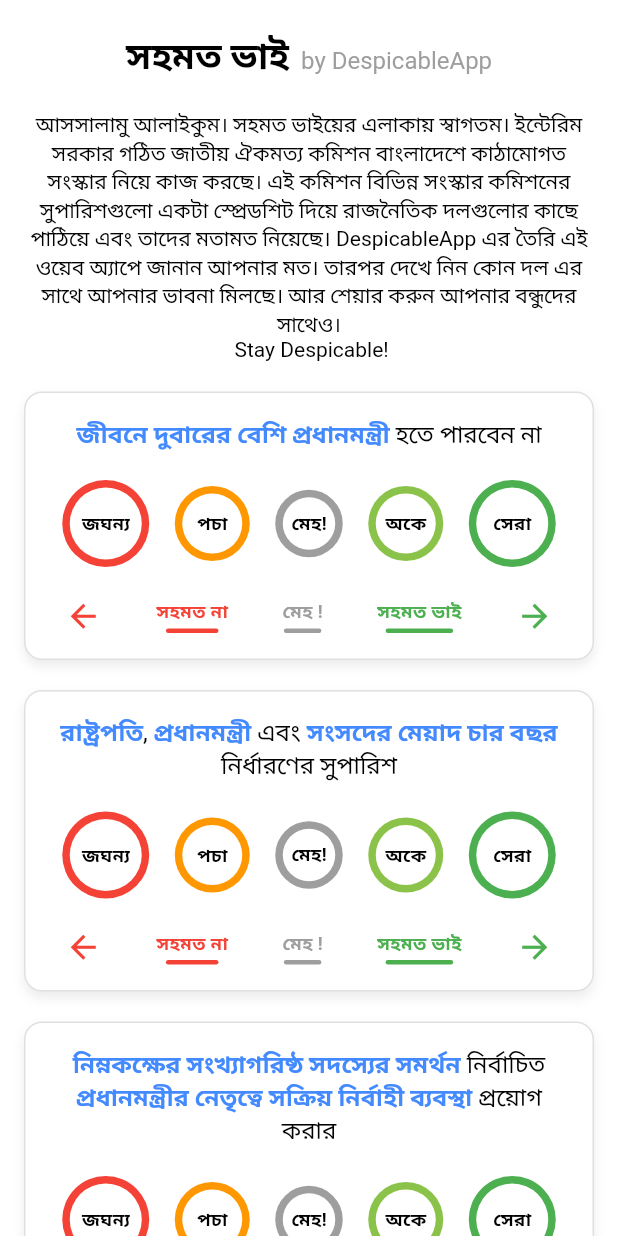
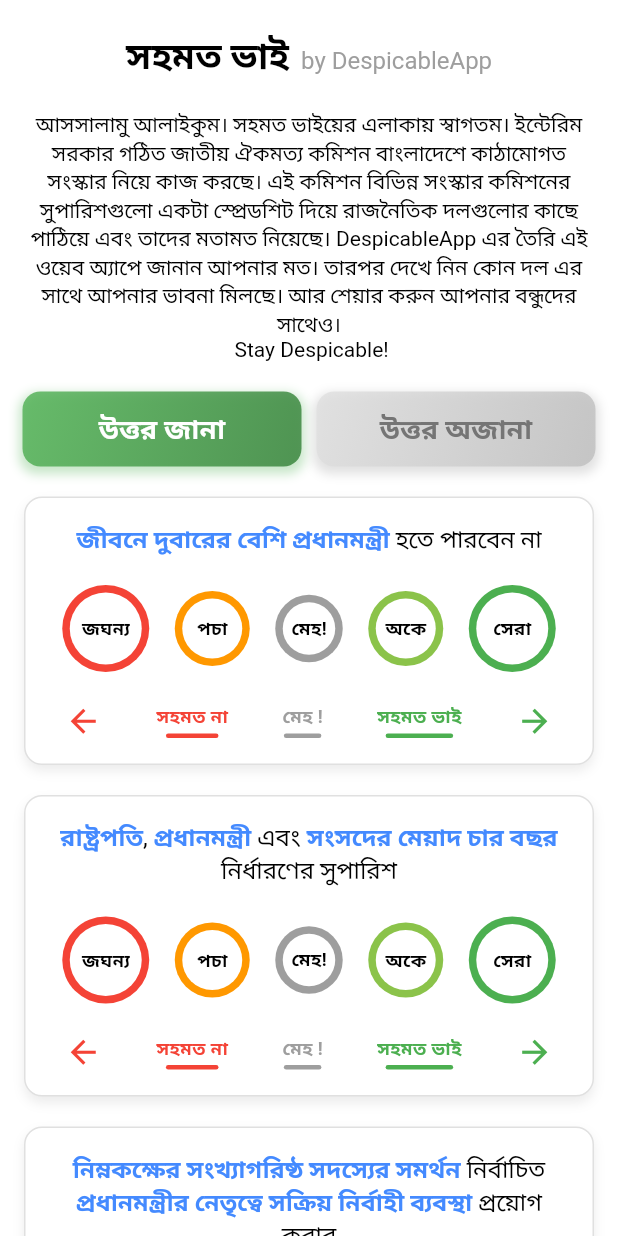
Before and after one commit to mzahin01/agreeculture, a Flutter app: the screen it shows after launch, on a phone screen of 412 x 824 dp. Run offline on Flutter 3.47's test engine with Material 3 defaults, Android fonts, the light colour scheme and no system bars; our stand-ins replace cached_network_image, fl_chart, flutter_screenutil, flutter_svg, get, lottie and 1 more; missing offline and left inert: dart:html.

Commit message:
added options

```diff
--- a/lib/app/modules/home/data/ques_strings.dart
+++ b/lib/app/modules/home/data/ques_strings.dart
@@ -1,19 +1,4 @@
-List<String> tt = [
-  "*জাতীয় নির্বাচনের* আগে *স্থানীয় সরকার নির্বাচনের* আয়োজন করা।",
-  "*সংসদীয় নির্বাচনে* প্রতিদ্বন্দ্বিতা করার ন্যূনতম বয়স কমিয়ে *২১ বছর* করা।",
-  "*সংবিধানের মূলনীতি* ও *রাষ্ট্র পরিচালনার মূলনীতি* হিসেবে *ধর্মনিরপেক্ষতা*, *সমাজতন্ত্র* ও *জাতীয়তাবাদ* এবং এ সংক্রান্ত সংবিধানের *৮, ৯, ১০ ও ১২ অনুচ্ছেদগুলি* বাদ দেওয়া।",
-  "*রাষ্ট্রপতির মেয়াদ* হবে *৪ বছর*। রাষ্ট্রপতি সর্বোচ্চ *দুই বারের বেশি* অধিষ্ঠিত থাকতে পারবেন না।",
-  "*সংবিধানের মূলনীতি* হিসেবে ‘*সাম্য, মানবিক মর্যাদা, সামাজিক সুবিচার, বহুদলবাদ এবং গণতন্ত্র*’ অন্তর্ভুক্ত করা।",
-  "*সংবিধানের যেকোনো সংশোধনী* *উচ্চ কক্ষের দুই-তৃতীয়াংশ সংখ্যানুপাতে* এবং *গণভোটের মাধ্যমে* অনুমোদন করা।",
-  "*সরাসরি ভোটে নির্বাচিত* *৪০০ প্রতিনিধির* সমন্বয়ে *নিম্নকক্ষ* গঠন করা।",
-  "*দুইবার নির্বাচিত প্রধানমন্ত্রীকে* *রাষ্ট্রপতি পদে নির্বাচনের অযোগ্য* করা।",
-  "*প্রধানমন্ত্রী থাকা অবস্থায়* তিনি কোনো *রাজনৈতিক দলের প্রধান* এবং *সংসদ নেতা* হিসেবে অধিষ্ঠিত থাকতে পারবেন না।",
-  "*একজন ব্যক্তি প্রধানমন্ত্রী* হিসেবে সর্বোচ্চ *দুইবার দায়িত্ব পালন* করতে পারবেন। তিনি *একাধিক মেয়াদে* অথবা *অন্য যে কোনো উপায়ে দুইবারের বেশি* প্রধানমন্ত্রী পদে আসীন হতে পারবেন না।",
-  "*প্রস্তাবিত ৪০০ আসনের* মধ্যে *৩০০টি আসন* সাধারণ প্রতিদ্বন্দ্বিতার জন্য উন্মুক্ত থাকবে এবং *১০০টি আসনে কেবলমাত্র নারী প্রার্থীরা* প্রতিদ্বন্দ্বিতা করবেন।",
-  "*দুর্নীতি বিরোধী জাতীয় কৌশলপত্র* প্রণয়ন এবং *দুর্নীতি দমনে ন্যায়পাল (Ombudsman)* পদের ব্যবস্থা করা।",
-  "*দেশের পুরাতন চারটি বিভাগের সীমানাকে* *চারটি প্রদেশে* বিভক্ত করে *প্রাদেশিক শাসনব্যবস্থা* চালু করা।",
-];
-List<String> reformProposals = [
+List<String> allAnswerKnownForComp = [
   "*জীবনে দুবারের বেশি* *প্রধানমন্ত্রী* হতে পারবেন না",
   "*রাষ্ট্রপতি*, *প্রধানমন্ত্রী* এবং *সংসদের মেয়াদ* *চার বছর* নির্ধারণের সুপারিশ",
   "*নিম্নকক্ষের সংখ্যাগরিষ্ঠ সদস্যের সমর্থন* নির্বাচিত *প্রধানমন্ত্রীর নেতৃত্বে সক্রিয় নির্বাহী ব্যবস্থা* প্রয়োগ করার",
@@ -26,92 +11,91 @@ List<String> reformProposals = [
   "*জরুরি অবস্থার সময় নাগরিকদের অধিকার* রদ বা স্থগিত করা যাবে না",
   "*উচ্চকক্ষের ১০০ সদস্য* নির্বাচিত হবেন *রাজনৈতিক দলগুলোর সঙ্গে দেশের প্রাপ্ত ভোটের অনুপাতে*",
 ];
-
-List<String> uniqueIdeas = [
+List<String> allKnownQueses = [
   // A. Local government elections schedule
-  "জাতীয় নির্বাচনের আগে স্থানীয় সরকার নির্বাচনের আয়োজন করা।",
+  "*জাতীয় নির্বাচনের আগে* *স্থানীয় সরকার নির্বাচনের আয়োজন* করা।",
 
   // B. Minimum election age
-  "নির্বাচনে প্রতিদ্বন্দ্বিতা করার ন্যূনতম বয়স ২১ বছর করা।",
+  "*নির্বাচনে প্রতিদ্বন্দ্বিতা করার ন্যূনতম বয়স* *২১ বছর* করা।",
 
   // C1. Remove existing constitutional principles
-  "বিদ্যমান সংবিধানের মূলনীতি (যেমন ধর্মনিরপেক্ষতা, সমাজতন্ত্র, জাতীয়তাবাদ এবং সংশ্লিষ্ট সংবিধানের ধারা) বাতিল করা।",
+  "*বিদ্যমান সংবিধানের মূলনীতি* (যেমন *ধর্মনিরপেক্ষতা*, *সমাজতন্ত্র*, *জাতীয়তাবাদ* এবং সংশ্লিষ্ট সংবিধানের ধারা) *বাতিল* করা।",
 
   // C2. Introduce new constitutional principles
-  "নতুন মূলনীতি অন্তর্ভুক্ত করা যেমন সাম্য, মানবিক মর্যাদা, সামাজিক সুবিচার, বহুদলীয় ব্যবস্থা এবং গণতন্ত্র।",
+  "*নতুন মূলনীতি অন্তর্ভুক্ত* করা যেমন *সাম্য*, *মানবিক মর্যাদা*, *সামাজিক সুবিচার*, *বহুদলীয় ব্যবস্থা* এবং *গণতন্ত্র*।",
 
   // D. President term limits
-  "রাষ্ট্রপতির মেয়াদ ৪ বছর নির্ধারণ এবং সর্বোচ্চ দুইবার দায়িত্ব পালনের সীমা নির্ধারণ।",
+  "*রাষ্ট্রপতির মেয়াদ* *৪ বছর* নির্ধারণ এবং *সর্বোচ্চ দুইবার দায়িত্ব পালনের সীমা* নির্ধারণ।",
 
   // E. Prime Minister term limits
-  "প্রধানমন্ত্রীর মেয়াদ সর্বোচ্চ দুইবারের জন্য সীমাবদ্ধ করা।",
+  "*প্রধানমন্ত্রীর মেয়াদ* *সর্বোচ্চ দুইবারের জন্য সীমাবদ্ধ* করা।",
 
   // F. Ineligibility of two-term prime minister for presidency
-  "দুইবার প্রধানমন্ত্রী হিসেবে দায়িত্ব পালনকারী ব্যক্তিকে রাষ্ট্রপতি পদে প্রার্থী হওয়ার অযোগ্য ঘোষণা করা।",
+  "*দুইবার প্রধানমন্ত্রী হিসেবে দায়িত্ব পালনকারী ব্যক্তিকে* *রাষ্ট্রপতি পদে প্রার্থী হওয়ার অযোগ্য* ঘোষণা করা।",
 
   // G. Separation of PM roles
-  "প্রধানমন্ত্রীকে রাজনৈতিক দলের প্রধান বা সংসদ নেতা হিসেবে একসঙ্গে দায়িত্ব পালন থেকে বিরত রাখা।",
+  "*প্রধানমন্ত্রীকে রাজনৈতিক দলের প্রধান বা সংসদ নেতা হিসেবে একসঙ্গে দায়িত্ব পালন থেকে বিরত* রাখা।",
 
   // H. Constitutional amendment process
-  "সংবিধান সংশোধনের জন্য উচ্চকক্ষের দুই-তৃতীয়াংশ সংখ্যাগরিষ্ঠতা এবং গণভোটের প্রয়োজন।",
+  "*সংবিধান সংশোধনের জন্য* *উচ্চকক্ষের দুই-তৃতীয়াংশ সংখ্যাগরিষ্ঠতা* এবং *গণভোটের প্রয়োজন*।",
 
   // I. Formation of the lower house
-  "৪০০ জন সরাসরি নির্বাচিত প্রতিনিধির সমন্বয়ে নিম্নকক্ষ গঠন।",
+  "*৪০০ জন সরাসরি নির্বাচিত প্রতিনিধির সমন্বয়ে* *নিম্নকক্ষ গঠন*।",
 
   // J. Active executive system
-  "নিম্নকক্ষের সংখ্যাগরিষ্ঠ সদস্যের সমর্থনে নির্বাচিত প্রধানমন্ত্রীর নেতৃত্বে সক্রিয় নির্বাহী ব্যবস্থা প্রয়োগ।",
+  "*নিম্নকক্ষের সংখ্যাগরিষ্ঠ সদস্যের সমর্থনে নির্বাচিত প্রধানমন্ত্রীর নেতৃত্বে* *সক্রিয় নির্বাহী ব্যবস্থা প্রয়োগ*।",
 
   // K. Reserved seats for women in parliament
-  "৪০০ আসনের মধ্যে ১০০টি আসন শুধুমাত্র নারী প্রার্থীদের জন্য সংরক্ষিত রাখা।",
+  "*৪০০ আসনের মধ্যে ১০০টি আসন* *শুধুমাত্র নারী প্রার্থীদের জন্য সংরক্ষিত* রাখা।",
 
   // L. Anti-corruption measures
-  "দুর্নীতি দমনের জন্য জাতীয় কৌশলপত্র প্রণয়ন এবং ন্যায়পাল পদের ব্যবস্থা করা।",
+  "*দুর্নীতি দমনের জন্য জাতীয় কৌশলপত্র প্রণয়ন* এবং *ন্যায়পাল পদের ব্যবস্থা* করা।",
 
   // M. Provincial administration
-  "বর্তমান প্রশাসনিক বিভাগগুলোকে চারটি প্রদেশে বিভক্ত করে প্রাদেশিক শাসনব্যবস্থা চালু করা।",
+  "*বর্তমান প্রশাসনিক বিভাগগুলোকে চারটি প্রদেশে বিভক্ত করে* *প্রাদেশিক শাসনব্যবস্থা চালু* করা।",
 
   // N. National Constitutional Commission
-  "জনপ্রিয় পছন্দের ভিত্তিতে নিয়োগের জন্য জাতীয় সাংবিধানিক কমিশন প্রতিষ্ঠা।",
+  "*জনপ্রিয় পছন্দের ভিত্তিতে নিয়োগের জন্য* *জাতীয় সাংবিধানিক কমিশন প্রতিষ্ঠা*।",
 
   // O. Presidential election method
-  "রাষ্ট্রপতিকে সরাসরি ইলেক্টোরাল কলেজের মাধ্যমে নির্বাচিত করা।",
+  "*রাষ্ট্রপতিকে সরাসরি* *ইলেক্টোরাল কলেজের মাধ্যমে নির্বাচিত* করা।",
 
   // P. Protection of civil rights in emergencies
-  "জরুরি অবস্থার সময় নাগরিকদের অধিকার রদ বা স্থগিত করা যাবে না।",
+  "*জরুরি অবস্থার সময় নাগরিকদের অধিকার রদ বা স্থগিত করা যাবে না*।",
 
   // Q. Proportional election of upper house members
-  "উচ্চকক্ষের ১০০ সদস্যকে রাজনৈতিক দলগুলোর প্রাপ্ত ভোটের অনুপাতে নির্বাচিত করা।",
+  "*উচ্চকক্ষের ১০০ সদস্যকে* *রাজনৈতিক দলগুলোর প্রাপ্ত ভোটের অনুপাতে নির্বাচিত* করা।",
 
   // R. Government restructuring – ministries and clusters
-  "মন্ত্রণালয়ের সংখ্যা ৪৩ থেকে কমিয়ে ২৫ করা এবং প্রশাসনিক বিভাগগুলোকে পাঁচটি ক্লাস্টারে বিভক্ত করা।",
+  "*মন্ত্রণালয়ের সংখ্যা ৪৩ থেকে কমিয়ে ২৫ করা* এবং *প্রশাসনিক বিভাগগুলোকে পাঁচটি ক্লাস্টারে বিভক্ত* করা।",
 
   // S. New administrative divisions
-  "কুমিল্লা এবং ফরিদপুর নামে দুটি নতুন প্রশাসনিক বিভাগ প্রতিষ্ঠা।",
+  "*কুমিল্লা এবং ফরিদপুর নামে দুটি নতুন প্রশাসনিক বিভাগ* *প্রতিষ্ঠা*।",
 
   // T. Capital megacity government
-  "ঢাকা, টঙ্গী, কেরানীগঞ্জ, সাভার এবং নারায়ণগঞ্জ নিয়ে একটি মেগাসিটি সরকার গঠন।",
+  "*ঢাকা, টঙ্গী, কেরানীগঞ্জ, সাভার এবং নারায়ণগঞ্জ নিয়ে* *একটি মেগাসিটি সরকার গঠন*।",
 
   // U. Renaming district and sub-district roles
-  "জেলা ও উপজেলা নির্বাহী পদগুলোর নাম পরিবর্তন করে যথাক্রমে জেলা ম্যাজিস্ট্রেট, জেলা কমিশনার এবং উপজেলা কমিশনার রাখা।",
+  "*জেলা ও উপজেলা নির্বাহী পদগুলোর নাম পরিবর্তন করে* *জেলা ম্যাজিস্ট্রেট*, *জেলা কমিশনার* এবং *উপজেলা কমিশনার* রাখা।",
 
   // V. Separation of education and health cadres
-  "শিক্ষা ও স্বাস্থ্য ক্যাডারকে সাধারণ প্রশাসনিক ক্যাডার থেকে পৃথক করে স্বাধীন সেবা হিসেবে প্রতিষ্ঠা।",
+  "*শিক্ষা ও স্বাস্থ্য ক্যাডারকে সাধারণ প্রশাসনিক ক্যাডার থেকে পৃথক করে* *স্বাধীন সেবা হিসেবে প্রতিষ্ঠা*।",
 
   // W. Re-establishment of sub-district courts
-  "উপজেলা পর্যায়ে দেওয়ানি ও ফৌজদারি ম্যাজিস্ট্রেট আদালত পুনঃপ্রতিষ্ঠা।",
+  "*উপজেলা পর্যায়ে দেওয়ানি ও ফৌজদারি ম্যাজিস্ট্রেট আদালত পুনঃপ্রতিষ্ঠা*।",
 
   // X. Competitive recruitment for secretary positions
-  "সচিব পদে নিয়োগের জন্য প্রতিযোগিতামূলক পরীক্ষা চালু এবং মন্ত্রিসভা কমিটির সুপারিশের ভিত্তিতে নিয়োগ।",
+  "*সচিব পদে নিয়োগের জন্য প্রতিযোগিতামূলক পরীক্ষা চালু* এবং *মন্ত্রিসভা কমিটির সুপারিশের ভিত্তিতে নিয়োগ*।",
 
   // Y. Military recruitment into civil service
-  "সক্রিয় সামরিক কর্মকর্তাদের বেসামরিক প্রশাসনে নিয়োগ নিরুৎসাহিত করা এবং অবসরপ্রাপ্ত সামরিক কর্মকর্তাদের নিয়োগের প্রস্তাব।",
+  "*সক্রিয় সামরিক কর্মকর্তাদের বেসামরিক প্রশাসনে নিয়োগ নিরুৎসাহিত* করা এবং *অবসরপ্রাপ্ত সামরিক কর্মকর্তাদের নিয়োগের প্রস্তাব*।",
 
   // Z. Ban on political activities by government officials
-  "সরকারি কর্মকর্তাদের রাজনৈতিক কার্যক্রমে অংশগ্রহণ নিষিদ্ধ করা।",
+  "*সরকারি কর্মকর্তাদের রাজনৈতিক কার্যক্রমে অংশগ্রহণ নিষিদ্ধ* করা।",
 
   // AA. Lowering public servant retirement service period
-  "সরকারি চাকরিজীবীদের স্বেচ্ছা অবসর গ্রহণের সময়সীমা ২৫ বছর থেকে কমিয়ে ১৫ বছর করা।",
+  "*সরকারি চাকরিজীবীদের স্বেচ্ছা অবসর গ্রহণের সময়সীমা* *২৫ বছর থেকে কমিয়ে ১৫ বছর* করা।",
 
   // AB. Establishment of a Public Administration Reform Commission
-  "প্রশাসনিক সংস্কারের জন্য একটি স্থায়ী পাবলিক অ্যাডমিনিস্ট্রেশন রিফর্ম কমিশন প্রতিষ্ঠা।",
+  "*প্রশাসনিক সংস্কারের জন্য* *একটি স্থায়ী পাবলিক অ্যাডমিনিস্ট্রেশন রিফর্ম কমিশন প্রতিষ্ঠা*।",
 ];
--- a/lib/app/modules/home/views/home_view.dart
+++ b/lib/app/modules/home/views/home_view.dart
@@ -1,5 +1,4 @@
 import 'dart:math';
-
 import 'package:agreeculture/app/modules/home/widget/title.dart';
 import 'package:agreeculture/app/routes/app_pages.dart';
 import 'package:agreeculture/app/shared/widget/button/bar_button.dart';
@@ -8,6 +7,7 @@ import 'package:get/get.dart';
 import '../../../shared/widget/animated/crossfade_wrapper_container.dart';
 import '../../../shared/widget/responseive_view/response_view.dart';
 import '../controllers/home_controller.dart';
+import '../widget/known_selector.dart';
 import '../widget/single_q.dart';
 
 class HomeView extends GetView<HomeController> {
@@ -42,6 +42,36 @@ class HomeView extends GetView<HomeController> {
           const SizedBox(height: 20),
           TopTitleWidget(),
           DetailsWidget(),
+          Container(
+            padding: const EdgeInsets.symmetric(horizontal: 15),
+            width: min(double.maxFinite, 600),
+            child: Row(
+              mainAxisAlignment: MainAxisAlignment.spaceBetween,
+              children: [
+                AnswerToggleButton(
+                  controller: controller,
+                  text: 'উত্তর জানা',
+                  isActive: controller.answerKnown.value,
+                  onPressed: () {
+                    controller.answerKnown.value = true;
+                    controller.loadQuestions();
+                  },
+                ),
+                const SizedBox(width: 10),
+                AnswerToggleButton(
+                  controller: controller,
+                  text: 'উত্তর অজানা',
+                  isActive: !controller.answerKnown.value,
+                  onPressed: () {
+                    controller.answerKnown.value = false;
+                    controller.loadQuestions();
+                  },
+                ),
+              ],
+            ),
+          ),
+          const SizedBox(height: 20),
+
           for (int i = 0; i < (controller.questions?.length ?? 0); i++)
             Column(
               children: [
--- /dev/null
+++ b/lib/app/modules/home/widget/known_selector.dart
@@ -0,0 +1,71 @@
+import 'package:flutter/material.dart';
+import '../controllers/home_controller.dart';
+
+class AnswerToggleButton extends StatelessWidget {
+  const AnswerToggleButton({
+    super.key,
+    required this.controller,
+    required this.text,
+    required this.isActive,
+    required this.onPressed,
+  });
+
+  final HomeController controller;
+  final String text;
+  final bool isActive;
+  final VoidCallback onPressed;
+
+  @override
+  Widget build(BuildContext context) {
+    return Expanded(
+      child: Container(
+        height: 50,
+        decoration: BoxDecoration(
+          gradient: LinearGradient(
+            colors:
+                isActive
+                    ? [
+                      const Color(0xFF4CAF50).withAlpha(200),
+                      const Color(0xFF2E7D32).withAlpha(200),
+                    ] // Green gradient for active
+                    : [
+                      const Color(0xFFE0E0E0).withAlpha(200),
+                      const Color(0xFFBDBDBD).withAlpha(200),
+                    ], // Gray gradient for inactive
+            begin: Alignment.topLeft,
+            end: Alignment.bottomRight,
+          ),
+          borderRadius: BorderRadius.circular(12),
+          boxShadow: [
+            BoxShadow(
+              color:
+                  isActive
+                      ? const Color(0xFF4CAF50).withAlpha(80)
+                      : Colors.grey.withAlpha(80),
+              spreadRadius: 2,
+              blurRadius: 5,
+              offset: const Offset(0, 3),
+            ),
+          ],
+        ),
+        child: TextButton(
+          style: TextButton.styleFrom(
+            padding: const EdgeInsets.symmetric(vertical: 10, horizontal: 20),
+            shape: RoundedRectangleBorder(
+              borderRadius: BorderRadius.circular(12),
+            ),
+          ),
+          onPressed: onPressed,
+          child: Text(
+            text,
+            style: TextStyle(
+              color: isActive ? Colors.white : const Color(0xFF757575),
+              fontSize: 18,
+              fontWeight: FontWeight.bold,
+            ),
+          ),
+        ),
+      ),
+    );
+  }
+}
```
Also changed, not shown: lib/app/modules/home/controllers/home_controller.dart (+18 -5 lines).
